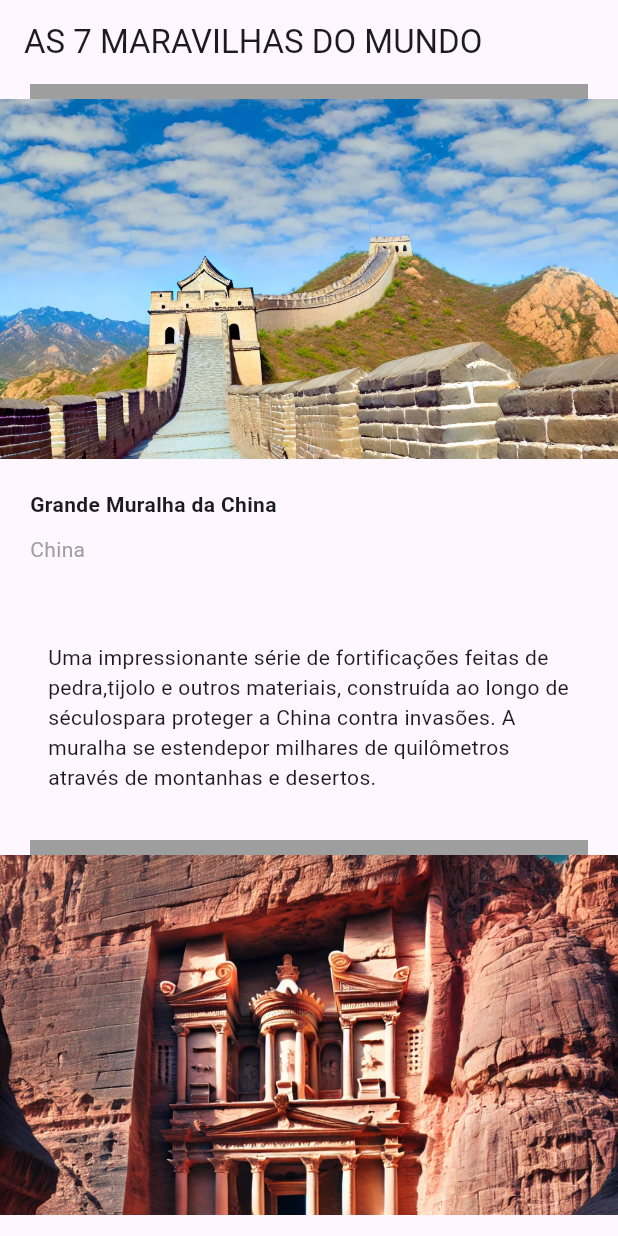
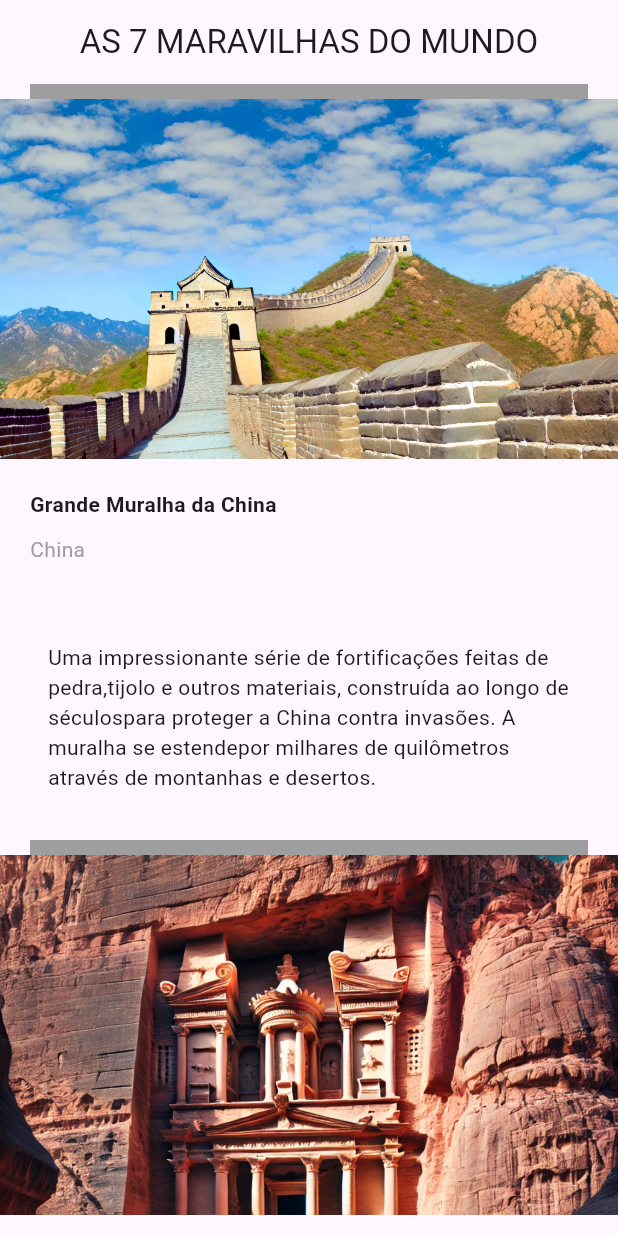
Before and after one commit to jonasidney/listaflutter, a Flutter app: the screen it shows after launch, on a phone screen of 412 x 824 dp. Run offline on Flutter 3.47's test engine with Material 3 defaults, Android fonts, the light colour scheme and no system bars.

Commit message:
pequenos ajustes

```diff
--- a/Ex03/lib/main.dart
+++ b/Ex03/lib/main.dart
@@ -14,6 +14,7 @@ class MyApp extends StatelessWidget {
       home: Scaffold(
         appBar: AppBar(
           title: const Text(appTitle),
+          centerTitle: true,
         ),
         // #docregion addWidget
         body: const SingleChildScrollView(
```
Also changed, not shown: 1 other file.
